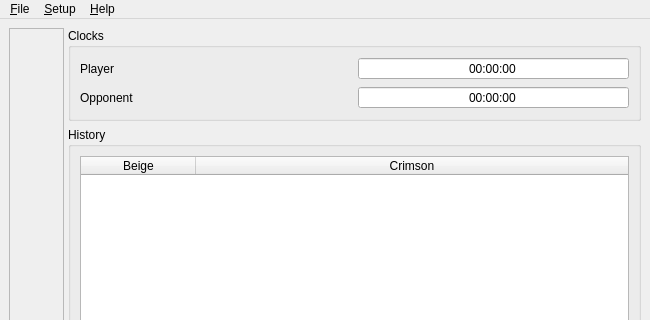
Qt form UI/qtchess_mainwindow.ui (textbrowser/qtchess) before a commit; both pictures show x 0 to 650 and y 0 to 320 of the 650 by 650 pixel window.
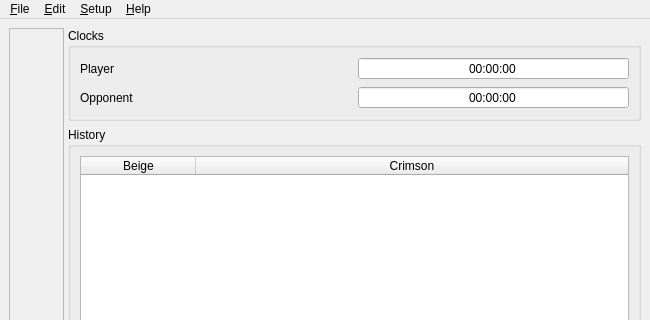
The same form after that commit. Icons and pictures are not drawn.

What changed in the file:
```diff
--- a/UI/qtchess_mainwindow.ui
+++ b/UI/qtchess_mainwindow.ui
@@ -200,7 +200,14 @@
     <addaction name="separator"/>
     <addaction name="action_Help"/>
    </widget>
+   <widget class="QMenu" name="menu_Edit">
+    <property name="title">
+     <string>&amp;Edit</string>
+    </property>
+    <addaction name="action_Undo_GNUChess_Move"/>
+   </widget>
    <addaction name="menu_File"/>
+   <addaction name="menu_Edit"/>
    <addaction name="menu_Setup"/>
    <addaction name="menu_Help"/>
   </widget>
```
Left out of the diff: 11 changed lines with no effect on the pictures.
